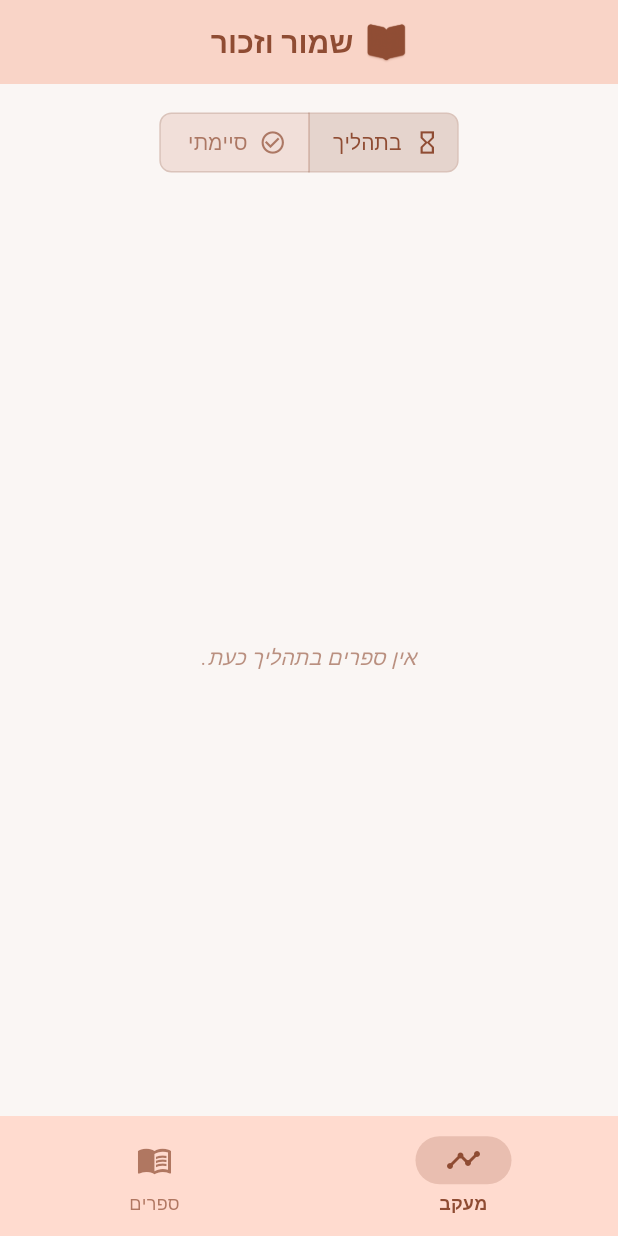
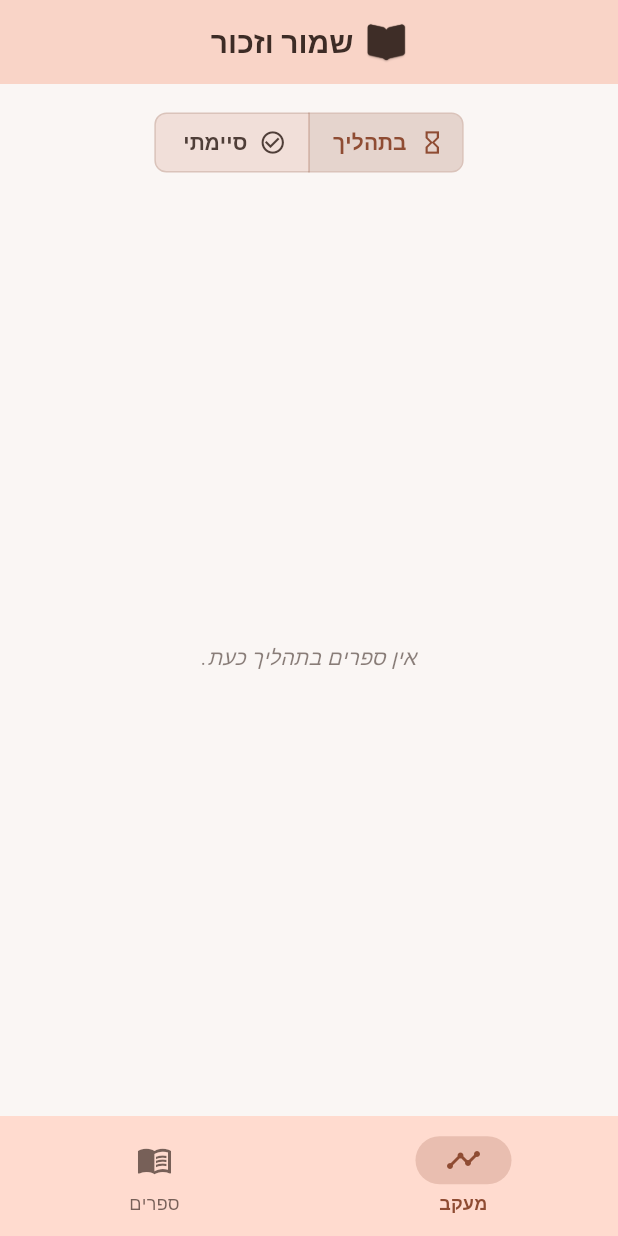
Before and after one commit to NHLOCAL/Shamor-Zachor, a Flutter app: the screen it shows after launch, on a phone screen of 412 x 824 dp. Run offline on Flutter 3.47's test engine with Material 3 defaults, Android fonts, the phone set to English and light mode, and no system bars; our stand-ins replace shared_preferences; Roboto replaces fonts that are missing (Heebo).

Commit message:
טקסט חד וברור יותר

```diff
--- a/shamor_vezachor/lib/main.dart
+++ b/shamor_vezachor/lib/main.dart
@@ -19,8 +19,8 @@ class MyApp extends StatelessWidget {
     const Color primaryBrown = Color(0xFF8F4C33);
     const Color lightPinkBeige = Color(0xFFF1DFD9);
     const Color lightPeachPink = Color(0xFFFFDBCF);
-    const Color surfaceColor =
-        Color(0xFFFAF6F4); // רקע כללי בהיר מאוד, כמעט לבן עם נגיעה של בז'
+    const Color surfaceColor = Color(0xFFFAF6F4);
+    const Color onSurfaceTextColor = Color(0xFF3D2C26); // חום כהה מאוד לטקסט
 
     return MultiProvider(
       providers: [
@@ -48,31 +48,58 @@ class MyApp extends StatelessWidget {
             colorScheme: ColorScheme.fromSeed(
               seedColor: primaryBrown,
               primary: primaryBrown,
-              background: surfaceColor, // רקע כללי של האפליקציה
-              surface: lightPinkBeige, // רקע לכרטיסים, קונטיינרים
-              onSurface: primaryBrown, // טקסט על רקע surface
-              primaryContainer: lightPeachPink, // צבע לקונטיינרים מודגשים קלות
-              onPrimaryContainer: primaryBrown, // טקסט על primaryContainer
-              secondaryContainer: lightPinkBeige, // לשימוש בטאבים, רקעים משניים
-              onSecondaryContainer: primaryBrown,
+              background: surfaceColor,
+              surface: lightPinkBeige,
+              onSurface: onSurfaceTextColor, // שינוי צבע טקסט על משטחים
+              primaryContainer: lightPeachPink,
+              onPrimaryContainer:
+                  onSurfaceTextColor, // שינוי צבע טקסט על קונטיינר ראשי
+              secondaryContainer: lightPinkBeige,
+              onSecondaryContainer:
+                  onSurfaceTextColor, // שינוי צבע טקסט על קונטיינר משני
             ),
+            textTheme: ThemeData.light()
+                .textTheme
+                .apply(
+                  fontFamily: 'Heebo',
+                  bodyColor: onSurfaceTextColor,
+                  displayColor: onSurfaceTextColor,
+                )
+                .copyWith(
+                  titleLarge: TextStyle(
+                      color: onSurfaceTextColor,
+                      fontWeight: FontWeight.bold,
+                      fontSize: 20),
+                  titleMedium: TextStyle(
+                      color: onSurfaceTextColor,
+                      fontWeight: FontWeight.w500,
+                      fontSize: 18),
+                  bodyLarge: TextStyle(color: onSurfaceTextColor, fontSize: 16),
+                  bodyMedium:
+                      TextStyle(color: onSurfaceTextColor, fontSize: 14),
+                  labelLarge: TextStyle(
+                      color: onSurfaceTextColor,
+                      fontWeight: FontWeight.bold), // For buttons
+                ),
             appBarTheme: AppBarTheme(
               backgroundColor: lightPeachPink,
-              foregroundColor: primaryBrown,
+              foregroundColor:
+                  onSurfaceTextColor, // צבע טקסט ואייקונים ב-AppBar
               elevation: 1,
               titleTextStyle: TextStyle(
                 fontFamily: 'Heebo',
                 fontSize: 20,
                 fontWeight: FontWeight.bold,
-                color: primaryBrown,
+                color: onSurfaceTextColor, // צבע טקסט כותרת ב-AppBar
               ),
-              iconTheme: IconThemeData(color: primaryBrown),
+              iconTheme: IconThemeData(
+                  color: onSurfaceTextColor), // צבע אייקונים ב-AppBar
             ),
             cardTheme: CardTheme(
               elevation: 1,
               shape: RoundedRectangleBorder(
                   borderRadius: BorderRadius.circular(12)),
-              color: lightPinkBeige, // רקע לכרטיסים במסך המעקב
+              color: lightPinkBeige,
               margin: const EdgeInsets.symmetric(vertical: 6, horizontal: 4),
             ),
             segmentedButtonTheme: SegmentedButtonThemeData(
@@ -90,7 +117,8 @@ class MyApp extends StatelessWidget {
                   if (states.contains(WidgetState.selected)) {
                     return primaryBrown;
                   }
-                  return primaryBrown.withOpacity(0.7);
+                  return onSurfaceTextColor
+                      .withOpacity(0.9); // צבע טקסט לא נבחר
                 },
               ),
               side: WidgetStateProperty.all(
@@ -114,7 +142,8 @@ class MyApp extends StatelessWidget {
             elevatedButtonTheme: ElevatedButtonThemeData(
               style: ElevatedButton.styleFrom(
                 backgroundColor: lightPinkBeige,
-                foregroundColor: primaryBrown,
+                foregroundColor:
+                    onSurfaceTextColor, // צבע טקסט על כפתורים מוגבהים
                 elevation: 1,
                 shape: RoundedRectangleBorder(
                     borderRadius: BorderRadius.circular(10)),
@@ -123,11 +152,16 @@ class MyApp extends StatelessWidget {
               ),
             ),
             bottomNavigationBarTheme: BottomNavigationBarThemeData(
-              backgroundColor: lightPeachPink, // רקע הסרגל התחתון
-              selectedItemColor: primaryBrown,
-              unselectedItemColor: primaryBrown.withOpacity(0.6),
-              selectedLabelStyle: const TextStyle(fontWeight: FontWeight.bold),
-            ),
+                backgroundColor: lightPeachPink,
+                selectedItemColor: primaryBrown,
+                unselectedItemColor:
+                    onSurfaceTextColor.withOpacity(0.7), // צבע פריט לא נבחר
+                selectedLabelStyle:
+                    TextStyle(fontWeight: FontWeight.bold, color: primaryBrown),
+                unselectedLabelStyle: TextStyle(
+                    color: onSurfaceTextColor
+                        .withOpacity(0.7)) // צבע תווית לא נבחרת
+                ),
             navigationBarTheme: NavigationBarThemeData(
               backgroundColor: lightPeachPink,
               indicatorColor: primaryBrown.withOpacity(0.2),
@@ -139,18 +173,23 @@ class MyApp extends StatelessWidget {
                       color: primaryBrown);
                 }
                 return TextStyle(
-                    fontSize: 12, color: primaryBrown.withOpacity(0.7));
+                    fontSize: 12,
+                    color: onSurfaceTextColor
+                        .withOpacity(0.7)); // צבע תווית לא נבחרת
               }),
               iconTheme: WidgetStateProperty.resolveWith((states) {
                 if (states.contains(WidgetState.selected)) {
                   return IconThemeData(color: primaryBrown);
                 }
-                return IconThemeData(color: primaryBrown.withOpacity(0.7));
+                return IconThemeData(
+                    color: onSurfaceTextColor
+                        .withOpacity(0.7)); // צבע אייקון לא נבחר
               }),
             ),
             tabBarTheme: TabBarTheme(
-                labelColor: primaryBrown,
-                unselectedLabelColor: primaryBrown.withOpacity(0.7),
+                labelColor: primaryBrown, // צבע תווית נבחרת
+                unselectedLabelColor:
+                    onSurfaceTextColor.withOpacity(0.7), // צבע תווית לא נבחרת
                 indicatorColor: primaryBrown,
                 indicatorSize: TabBarIndicatorSize.tab,
                 dividerColor: primaryBrown.withOpacity(0.2))),
```
